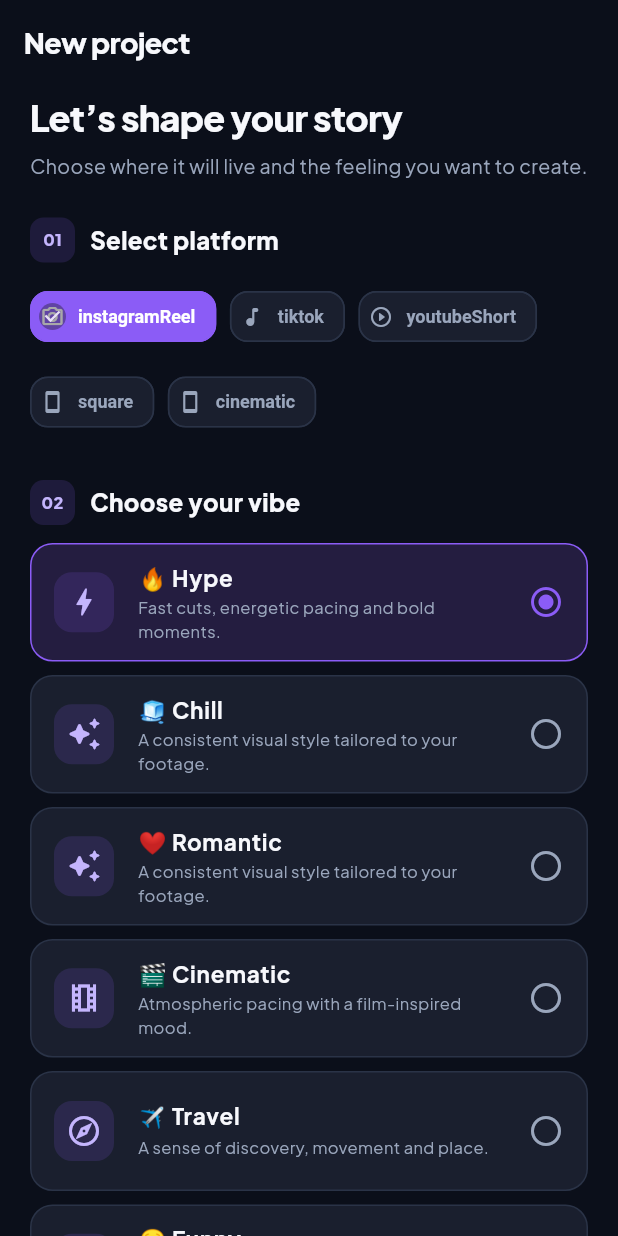
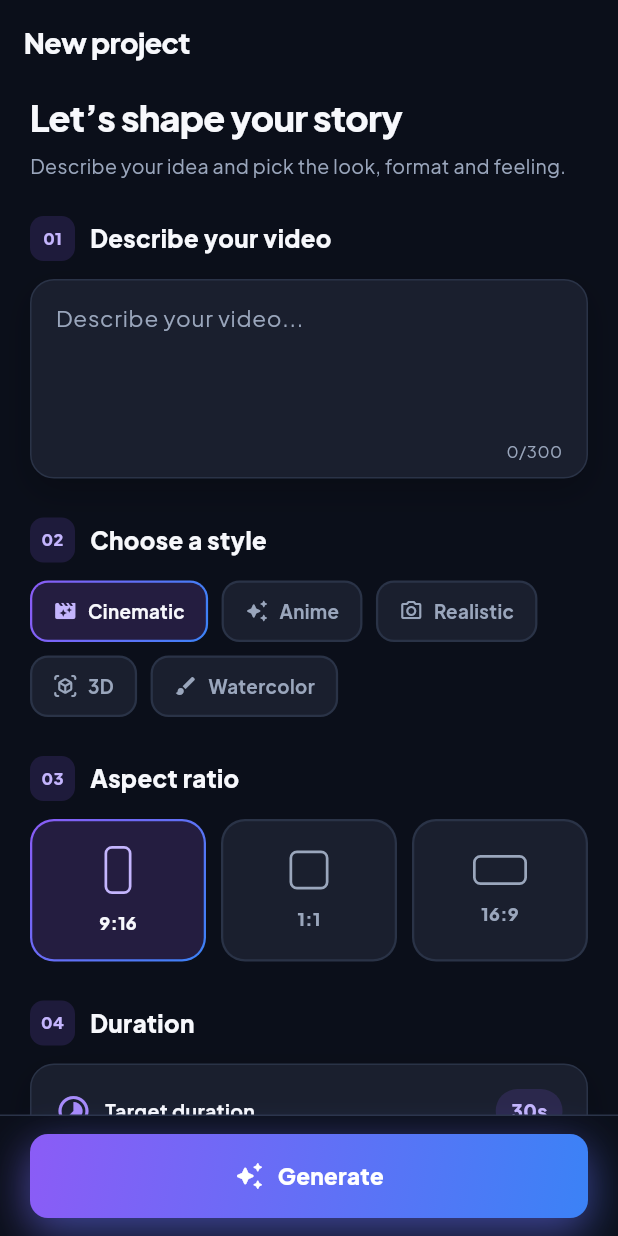
Before and after one commit to eliasmarga50-png/video_editor_interface, a Flutter app: the ProjectSetupScreen screen opened by its route, on a phone screen of 412 x 824 dp. Run offline on Flutter 3.47's test engine with Material 3 defaults, Android fonts, the light colour scheme and no system bars; our stand-ins replace drift, flutter_riverpod, flutter_staggered_animations, go_router, google_fonts, shimmer; accounts and stored records are empty; generated files the repository leaves out were written again.

Commit message:
feat(setup): add prompt input, style chips, aspect ratio selector, voice dropdown and sticky glowing Generate button

```diff
--- a/lib/presentation/screens/project_setup_screen.dart
+++ b/lib/presentation/screens/project_setup_screen.dart
@@ -1,10 +1,11 @@
-
 import 'package:flutter/material.dart';
 import 'package:flutter_riverpod/flutter_riverpod.dart';
+import 'package:flutter_staggered_animations/flutter_staggered_animations.dart';
 import 'package:go_router/go_router.dart';
 import '../../core/theme/theme.dart';
 import '../../domain/value_objects/vibe.dart';
 import '../../domain/value_objects/platform.dart';
+import '../widgets/cine_widgets.dart';
 
 class ProjectSetupScreen extends ConsumerStatefulWidget {
   const ProjectSetupScreen({super.key});
@@ -16,17 +17,53 @@ class ProjectSetupScreen extends ConsumerStatefulWidget {
 
 class _ProjectSetupScreenState
     extends ConsumerState<ProjectSetupScreen> {
+  // Existing state (unchanged)
   Vibe selectedVibe = Vibe.hype;
   PlatformTarget selectedPlatform =
       PlatformTarget.instagramReel;
   int targetLengthMs = 30000;
 
+  // Visual-only state for the new controls (not wired to any backend call)
+  final TextEditingController _promptController = TextEditingController();
+  String selectedStyle = 'Cinematic';
+  String selectedVoice = _voices.first;
+
+  static const List<String> _voices = [
+    'Aria — Warm narrator',
+    'Leo — Deep & cinematic',
+    'Maya — Bright & upbeat',
+    'No voiceover',
+  ];
+
+  static const List<(String, IconData)> _styles = [
+    ('Cinematic', Icons.movie_filter_rounded),
+    ('Anime', Icons.auto_awesome_rounded),
+    ('Realistic', Icons.photo_camera_outlined),
+    ('3D', Icons.view_in_ar_rounded),
+    ('Watercolor', Icons.brush_rounded),
+  ];
+
+  static const List<String> _ratios = ['9:16', '1:1', '16:9'];
+
+  @override
+  void dispose() {
+    _promptController.dispose();
+    super.dispose();
+  }
+
   @override
   Widget build(BuildContext context) {
     return Scaffold(
       appBar: AppBar(title: const Text('New project')),
-      body: ListView(
+      body: AnimationLimiter(
+        child: ListView(
           padding: const EdgeInsets.fromLTRB(20, 8, 20, 28),
+          children: AnimationConfiguration.toStaggeredList(
+            duration: const Duration(milliseconds: 380),
+            childAnimationBuilder: (widget) => SlideAnimation(
+              verticalOffset: 28,
+              child: FadeInAnimation(child: widget),
+            ),
             children: [
               Text(
                 'Let’s shape your story',
@@ -34,123 +71,219 @@ class _ProjectSetupScreenState
               ),
               const SizedBox(height: 8),
               const Text(
-            'Choose where it will live and the feeling you want to create.',
+                'Describe your idea and pick the look, format and feeling.',
                 style: TextStyle(
                   color: CineAITheme.textSecondary,
                   height: 1.45,
                 ),
               ),
-          const SizedBox(height: 25),
-          _sectionTitle('01', 'Select platform'),
+              const SizedBox(height: 24),
+              _sectionTitle('01', 'Describe your video'),
+              const SizedBox(height: 12),
+              _promptField(),
+              const SizedBox(height: 26),
+              _sectionTitle('02', 'Choose a style'),
+              const SizedBox(height: 12),
+              Wrap(
+                spacing: 9,
+                runSpacing: 9,
+                children: _styles.map((s) {
+                  return GradientChip(
+                    label: s.$1,
+                    icon: s.$2,
+                    selected: selectedStyle == s.$1,
+                    onTap: () => setState(() => selectedStyle = s.$1),
+                  );
+                }).toList(),
+              ),
+              const SizedBox(height: 26),
+              _sectionTitle('03', 'Aspect ratio'),
+              const SizedBox(height: 12),
+              _aspectSelector(),
+              const SizedBox(height: 26),
+              _sectionTitle('04', 'Duration'),
+              const SizedBox(height: 12),
+              _durationCard(),
+              const SizedBox(height: 26),
+              _sectionTitle('05', 'Voice'),
+              const SizedBox(height: 12),
+              _voiceDropdown(),
+              const SizedBox(height: 26),
+              _sectionTitle('06', 'Select platform'),
               const SizedBox(height: 12),
               Wrap(
                 spacing: 9,
                 runSpacing: 9,
                 children: PlatformTarget.values.map((platform) {
-              final selected = selectedPlatform == platform;
-
-              return ChoiceChip(
-                avatar: Icon(
-                  _platformIcon(platform.name),
-                  size: 16,
-                  color: selected
-                      ? Colors.white
-                      : CineAITheme.textSecondary,
-                ),
-                label: Text(platform.name),
-                selected: selected,
-                onSelected: (_) {
+                  return GradientChip(
+                    label: _platformLabel(platform),
+                    icon: _platformIcon(platform.name),
+                    selected: selectedPlatform == platform,
+                    onTap: () {
                       setState(() => selectedPlatform = platform);
                     },
-                labelStyle: TextStyle(
-                  color: selected
-                      ? Colors.white
-                      : CineAITheme.textSecondary,
-                  fontWeight: FontWeight.w700,
-                ),
-                side: BorderSide(
-                  color: selected
-                      ? CineAITheme.violet
-                      : CineAITheme.border,
-                ),
-                backgroundColor: CineAITheme.surface,
-                selectedColor: CineAITheme.violet,
-                shape: RoundedRectangleBorder(
-                  borderRadius: BorderRadius.circular(12),
-                ),
                   );
                 }).toList(),
               ),
-          const SizedBox(height: 28),
-          _sectionTitle('02', 'Choose your vibe'),
+              const SizedBox(height: 26),
+              _sectionTitle('07', 'Choose your vibe'),
               const SizedBox(height: 12),
-          ...Vibe.values.map((vibe) {
-            final selected = selectedVibe == vibe;
-
-            return AnimatedContainer(
-              duration: const Duration(milliseconds: 180),
-              margin: const EdgeInsets.only(bottom: 9),
-              decoration: BoxDecoration(
-                color: selected
-                    ? const Color(0xFF241D40)
-                    : CineAITheme.surface,
-                borderRadius: BorderRadius.circular(15),
-                border: Border.all(
-                  color: selected
-                      ? CineAITheme.violet
-                      : CineAITheme.border,
+              Wrap(
+                spacing: 9,
+                runSpacing: 9,
+                children: Vibe.values.map((vibe) {
+                  return GradientChip(
+                    label: vibe.label,
+                    selected: selectedVibe == vibe,
+                    onTap: () {
+                      setState(() => selectedVibe = vibe);
+                    },
+                  );
+                }).toList(),
+              ),
+              const SizedBox(height: 12),
+              _vibeHint(),
+            ],
           ),
         ),
-              child: ListTile(
-                contentPadding: const EdgeInsets.symmetric(
-                  horizontal: 15,
-                  vertical: 3,
       ),
-                leading: Container(
-                  width: 40,
-                  height: 40,
-                  decoration: BoxDecoration(
-                    color: CineAITheme.violet.withValues(alpha: .15),
-                    borderRadius: BorderRadius.circular(12),
+      bottomNavigationBar: Container(
+        padding: const EdgeInsets.fromLTRB(20, 12, 20, 12),
+        decoration: const BoxDecoration(
+          color: CineAITheme.background,
+          border: Border(top: BorderSide(color: CineAITheme.border)),
         ),
-                  child: Icon(
-                    _vibeIcon(vibe.label),
-                    color: const Color(0xFFC4B5FD),
+        child: SafeArea(
+          top: false,
+          child: GradientButton(
+            label: 'Generate',
+            icon: Icons.auto_awesome_rounded,
+            onPressed: () => context.push('/analyzing'),
           ),
         ),
-                title: Text(
-                  vibe.label,
-                  style: const TextStyle(fontWeight: FontWeight.w700),
       ),
-                subtitle: Text(
-                  _vibeDescription(vibe.label),
-                  style: const TextStyle(
+    );
+  }
+
+  Widget _promptField() {
+    return AppCard(
+      padding: const EdgeInsets.fromLTRB(16, 14, 16, 10),
+      child: TextField(
+        controller: _promptController,
+        minLines: 4,
+        maxLines: 6,
+        maxLength: 300,
+        textCapitalization: TextCapitalization.sentences,
+        style: const TextStyle(fontSize: 15, height: 1.45),
+        decoration: const InputDecoration(
+          hintText: 'Describe your video...',
+          filled: false,
+          isDense: true,
+          contentPadding: EdgeInsets.zero,
+          border: InputBorder.none,
+          enabledBorder: InputBorder.none,
+          focusedBorder: InputBorder.none,
+          counterStyle: TextStyle(
             color: CineAITheme.textSecondary,
             fontSize: 11,
           ),
         ),
-                trailing: Icon(
-                  selected
-                      ? Icons.radio_button_checked_rounded
-                      : Icons.radio_button_off_rounded,
+      ),
+    );
+  }
+
+  Widget _aspectSelector() {
+    final String current = selectedPlatform.aspectRatio;
+
+    return Row(
+      children: [
+        for (int i = 0; i < _ratios.length; i++) ...[
+          if (i > 0) const SizedBox(width: 10),
+          Expanded(child: _aspectTile(_ratios[i], current == _ratios[i])),
+        ],
+      ],
+    );
+  }
+
+  Widget _aspectTile(String ratio, bool selected) {
+    late final double w;
+    late final double h;
+    switch (ratio) {
+      case '9:16':
+        w = 18;
+        h = 32;
+        break;
+      case '1:1':
+        w = 26;
+        h = 26;
+        break;
+      default:
+        w = 36;
+        h = 20;
+    }
+
+    return GestureDetector(
+      behavior: HitTestBehavior.opaque,
+      onTap: () {
+        // Reuse the existing platform state: pick the first platform that
+        // uses this ratio (unless the current one already does).
+        if (selectedPlatform.aspectRatio == ratio) return;
+        setState(() {
+          selectedPlatform = PlatformTarget.values.firstWhere(
+            (p) => p.aspectRatio == ratio,
+          );
+        });
+      },
+      child: AnimatedContainer(
+        duration: const Duration(milliseconds: 200),
+        padding: const EdgeInsets.all(1.5),
+        decoration: BoxDecoration(
+          gradient: selected ? CineAITheme.accentGradient : null,
+          color: selected ? null : CineAITheme.border,
+          borderRadius: BorderRadius.circular(CineAITheme.cardRadius),
+        ),
+        child: Container(
+          height: 92,
+          decoration: BoxDecoration(
+            color: selected ? const Color(0xFF241D40) : CineAITheme.surface,
+            borderRadius: BorderRadius.circular(14.5),
+          ),
+          child: Column(
+            mainAxisAlignment: MainAxisAlignment.center,
+            children: [
+              Container(
+                width: w,
+                height: h,
+                decoration: BoxDecoration(
+                  borderRadius: BorderRadius.circular(5),
+                  border: Border.all(
+                    width: 1.8,
                     color: selected
-                      ? CineAITheme.violet
+                        ? CineAITheme.lavender
                         : CineAITheme.textSecondary,
                   ),
-                onTap: () {
-                  setState(() => selectedVibe = vibe);
-                },
+                ),
+              ),
+              const SizedBox(height: 10),
+              Text(
+                ratio,
+                style: TextStyle(
+                  fontSize: 12,
+                  fontWeight: FontWeight.w800,
+                  color: selected
+                      ? CineAITheme.textPrimary
+                      : CineAITheme.textSecondary,
+                ),
+              ),
+            ],
+          ),
+        ),
       ),
     );
-          }),
-          const SizedBox(height: 17),
-          Container(
-            padding: const EdgeInsets.all(16),
-            decoration: BoxDecoration(
-              color: CineAITheme.surface,
-              borderRadius: BorderRadius.circular(16),
-              border: Border.all(color: CineAITheme.border),
-            ),
+  }
+
+  Widget _durationCard() {
+    return AppCard(
       child: Column(
         crossAxisAlignment: CrossAxisAlignment.start,
         children: [
@@ -167,11 +300,21 @@ class _ProjectSetupScreenState
                   style: TextStyle(fontWeight: FontWeight.w700),
                 ),
               ),
-                    Text(
+              Container(
+                padding: const EdgeInsets.symmetric(
+                  horizontal: 10,
+                  vertical: 5,
+                ),
+                decoration: BoxDecoration(
+                  color: CineAITheme.violet.withValues(alpha: .15),
+                  borderRadius: BorderRadius.circular(20),
+                ),
+                child: Text(
                   '${targetLengthMs ~/ 1000}s',
                   style: const TextStyle(
-                        color: Color(0xFFC4B5FD),
+                    color: CineAITheme.lavender,
                     fontWeight: FontWeight.w800,
+                  ),
                 ),
               ),
             ],
@@ -206,28 +349,61 @@ class _ProjectSetupScreenState
           ),
         ],
       ),
+    );
+  }
+
+  Widget _voiceDropdown() {
+    return DropdownButtonFormField<String>(
+      // ignore: deprecated_member_use
+      value: selectedVoice,
+      isExpanded: true,
+      dropdownColor: CineAITheme.surfaceElevated,
+      borderRadius: BorderRadius.circular(CineAITheme.buttonRadius),
+      icon: const Icon(
+        Icons.keyboard_arrow_down_rounded,
+        color: CineAITheme.textSecondary,
       ),
-          const SizedBox(height: 24),
-          Container(
-            decoration: BoxDecoration(
-              gradient: CineAITheme.accentGradient,
-              borderRadius: BorderRadius.circular(14),
-              boxShadow: [
-                BoxShadow(
-                  color: CineAITheme.violet.withValues(alpha: .2),
-                  blurRadius: 20,
-                  offset: const Offset(0, 7),
+      decoration: const InputDecoration(
+        prefixIcon: Icon(
+          Icons.record_voice_over_rounded,
+          color: CineAITheme.lavender,
+          size: 20,
         ),
-              ],
       ),
-            child: ElevatedButton.icon(
-              onPressed: () => context.push('/analyzing'),
-              icon: const Icon(Icons.auto_awesome_rounded),
-              label: const Text('Start AI analysis'),
-              style: ElevatedButton.styleFrom(
-                backgroundColor: Colors.transparent,
-                shadowColor: Colors.transparent,
-                minimumSize: const Size(double.infinity, 56),
+      style: const TextStyle(
+        fontSize: 14,
+        fontWeight: FontWeight.w600,
+        color: CineAITheme.textPrimary,
+      ),
+      items: _voices
+          .map((v) => DropdownMenuItem<String>(value: v, child: Text(v)))
+          .toList(),
+      onChanged: (v) {
+        if (v == null) return;
+        setState(() => selectedVoice = v);
+      },
+    );
+  }
+
+  Widget _vibeHint() {
+    return AnimatedSwitcher(
+      duration: const Duration(milliseconds: 220),
+      child: Row(
+        key: ValueKey(selectedVibe),
+        children: [
+          Icon(
+            _vibeIcon(selectedVibe.label),
+            size: 16,
+            color: CineAITheme.lavender,
+          ),
+          const SizedBox(width: 8),
+          Expanded(
+            child: Text(
+              _vibeDescription(selectedVibe.label),
+              style: const TextStyle(
+                color: CineAITheme.textSecondary,
+                fontSize: 12,
+                height: 1.4,
               ),
             ),
           ),
@@ -250,7 +426,7 @@ class _ProjectSetupScreenState
           child: Text(
             number,
             style: const TextStyle(
-              color: Color(0xFFC4B5FD),
+              color: CineAITheme.lavender,
               fontWeight: FontWeight.w800,
               fontSize: 11,
             ),
@@ -266,6 +442,21 @@ class _ProjectSetupScreenState
         ),
       ],
     );
+  }
+
+  String _platformLabel(PlatformTarget platform) {
+    switch (platform) {
+      case PlatformTarget.instagramReel:
+        return 'Instagram Reel';
+      case PlatformTarget.tiktok:
+        return 'TikTok';
+      case PlatformTarget.youtubeShort:
+        return 'YouTube Short';
+      case PlatformTarget.square:
+        return 'Square';
+      case PlatformTarget.cinematic:
+        return 'Cinematic';
+    }
   }
 
   IconData _platformIcon(String name) {
```
Lines whose indentation alone changed are shown as unchanged.
